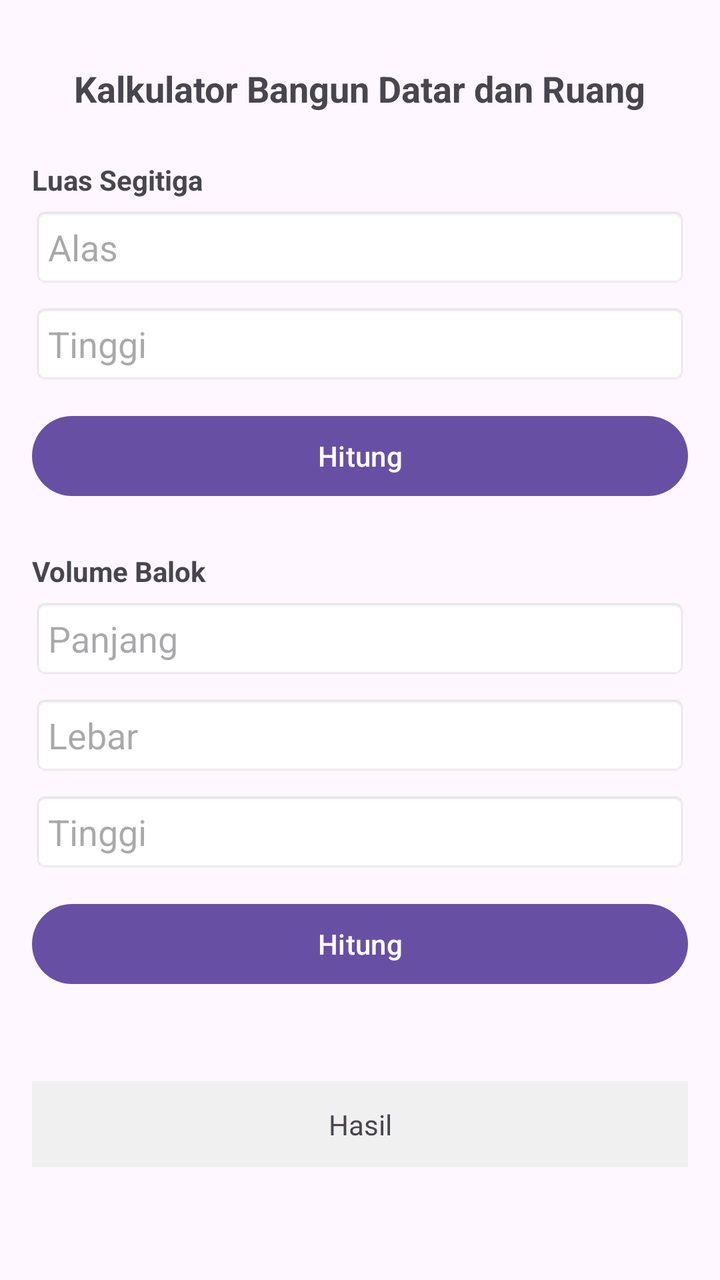
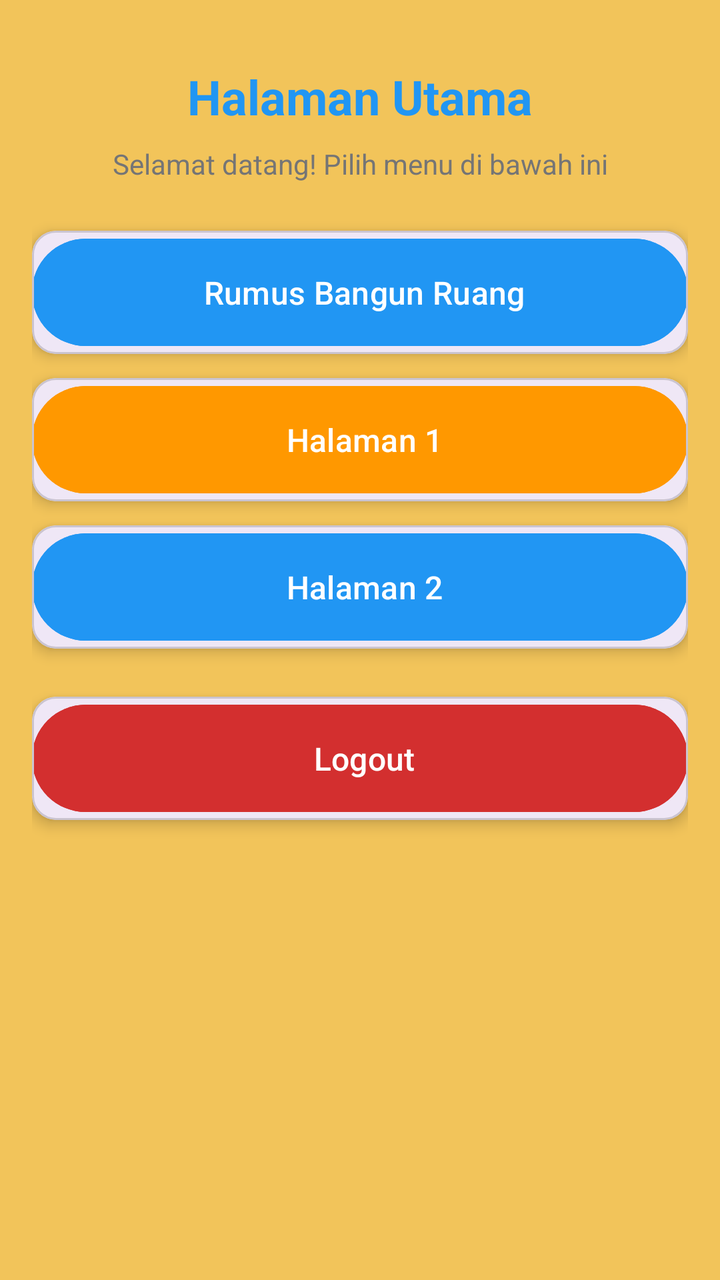

The first picture is an Android layout as it rendered before a commit; the second is the same layout after the commit. The layout source and the unified diff follow.
<!-- AndroidManifest.xml: application theme Theme.Amelcat -->
<!-- res/layout/activity_main.xml -->
<?xml version="1.0" encoding="utf-8"?>
<androidx.constraintlayout.widget.ConstraintLayout xmlns:android="http://schemas.android.com/apk/res/android"
    xmlns:app="http://schemas.android.com/apk/res-auto"
    xmlns:tools="http://schemas.android.com/tools"
    android:id="@+id/main"
    android:layout_width="match_parent"
    android:layout_height="match_parent"
    android:padding="16dp"
    tools:context=".MainActivity">

    <TextView
        android:id="@+id/tvJudul"
        android:layout_width="wrap_content"
        android:layout_height="wrap_content"
        android:text="Kalkulator Bangun Datar dan Ruang"
        android:textSize="18sp"
        android:textStyle="bold"
        app:layout_constraintEnd_toEndOf="parent"
        app:layout_constraintStart_toStartOf="parent"
        app:layout_constraintTop_toTopOf="parent"
        android:layout_marginTop="16dp"/>

    <TextView
        android:id="@+id/tvSegitiga"
        android:layout_width="wrap_content"
        android:layout_height="wrap_content"
        android:text="Luas Segitiga"
        android:textSize="14sp"
        android:textStyle="bold"
        app:layout_constraintStart_toStartOf="parent"
        app:layout_constraintTop_toBottomOf="@id/tvJudul"
        android:layout_marginTop="24dp"/>

    <EditText
        android:id="@+id/etAlas"
        android:layout_width="0dp"
        android:layout_height="wrap_content"
        android:hint="Alas"
        android:inputType="numberDecimal"
        android:padding="8dp"
        android:background="@android:drawable/editbox_background"
        app:layout_constraintEnd_toEndOf="parent"
        app:layout_constraintStart_toStartOf="parent"
        app:layout_constraintTop_toBottomOf="@id/tvSegitiga"
        android:layout_marginTop="4dp"/>

    <EditText
        android:id="@+id/etTinggi"
        android:layout_width="0dp"
        android:layout_height="wrap_content"
        android:hint="Tinggi"
        android:inputType="numberDecimal"
        android:padding="8dp"
        android:background="@android:drawable/editbox_background"
        app:layout_constraintEnd_toEndOf="parent"
        app:layout_constraintStart_toStartOf="parent"
        app:layout_constraintTop_toBottomOf="@id/etAlas"
        android:layout_marginTop="8dp"/>

    <Button
        android:id="@+id/btnSegitiga"
        android:layout_width="0dp"
        android:layout_height="wrap_content"
        android:text="Hitung"
        app:layout_constraintEnd_toEndOf="parent"
        app:layout_constraintStart_toStartOf="parent"
        app:layout_constraintTop_toBottomOf="@id/etTinggi"
        android:layout_marginTop="12dp"/>

    <TextView
        android:id="@+id/tvBalok"
        android:layout_width="wrap_content"
        android:layout_height="wrap_content"
        android:text="Volume Balok"
        android:textSize="14sp"
        android:textStyle="bold"
        app:layout_constraintStart_toStartOf="parent"
        app:layout_constraintTop_toBottomOf="@id/btnSegitiga"
        android:layout_marginTop="24dp"/>

    <EditText
        android:id="@+id/etPanjang"
        android:layout_width="0dp"
        android:layout_height="wrap_content"
        android:hint="Panjang"
        android:inputType="numberDecimal"
        android:padding="8dp"
        android:background="@android:drawable/editbox_background"
        app:layout_constraintEnd_toEndOf="parent"
        app:layout_constraintStart_toStartOf="parent"
        app:layout_constraintTop_toBottomOf="@id/tvBalok"
        android:layout_marginTop="4dp"/>

    <EditText
        android:id="@+id/etLebar"
        android:layout_width="0dp"
        android:layout_height="wrap_content"
        android:hint="Lebar"
        android:inputType="numberDecimal"
        android:padding="8dp"
        android:background="@android:drawable/editbox_background"
        app:layout_constraintEnd_toEndOf="parent"
        app:layout_constraintStart_toStartOf="parent"
        app:layout_constraintTop_toBottomOf="@id/etPanjang"
        android:layout_marginTop="8dp"/>

    <EditText
        android:id="@+id/etTinggiBalok"
        android:layout_width="0dp"
        android:layout_height="wrap_content"
        android:hint="Tinggi"
        android:inputType="numberDecimal"
        android:padding="8dp"
        android:background="@android:drawable/editbox_background"
        app:layout_constraintEnd_toEndOf="parent"
        app:layout_constraintStart_toStartOf="parent"
        app:layout_constraintTop_toBottomOf="@id/etLebar"
        android:layout_marginTop="8dp"/>

    <Button
        android:id="@+id/btnBalok"
        android:layout_width="0dp"
        android:layout_height="wrap_content"
        android:text="Hitung"
        app:layout_constraintEnd_toEndOf="parent"
        app:layout_constraintStart_toStartOf="parent"
        app:layout_constraintTop_toBottomOf="@id/etTinggiBalok"
        android:layout_marginTop="12dp"/>

    <TextView
        android:id="@+id/tvHasil"
        android:layout_width="0dp"
        android:layout_height="wrap_content"
        android:layout_marginTop="20dp"
        android:background="#F0F0F0"
        android:gravity="center"
        android:padding="12dp"
        android:text="Hasil"
        android:textSize="14sp"
        app:layout_constraintBottom_toBottomOf="parent"
        app:layout_constraintEnd_toEndOf="parent"
        app:layout_constraintStart_toStartOf="parent"
        app:layout_constraintTop_toBottomOf="@id/btnBalok"
        android:layout_marginBottom="16dp"/>

</androidx.constraintlayout.widget.ConstraintLayout>
<!-- resources referenced by this layout -->
<resources>
  <style name="Theme.Amelcat" parent="Base.Theme.Amelcat" />
  <style name="Base.Theme.Amelcat" parent="Theme.Material3.DayNight.NoActionBar">
          
          
      </style>
</resources>

<!-- the commit's change to res/layout/activity_main.xml (unified diff, before → after) -->
@@ -1,146 +1,140 @@
 <?xml version="1.0" encoding="utf-8"?>
-<androidx.constraintlayout.widget.ConstraintLayout xmlns:android="http://schemas.android.com/apk/res/android"
+<androidx.core.widget.NestedScrollView xmlns:android="http://schemas.android.com/apk/res/android"
     xmlns:app="http://schemas.android.com/apk/res-auto"
     xmlns:tools="http://schemas.android.com/tools"
-    android:id="@+id/main"
     android:layout_width="match_parent"
     android:layout_height="match_parent"
-    android:padding="16dp"
-    tools:context=".MainActivity">
+    android:background="#F2C45A"
+    tools:context=".tugasp4.MainActivity">
 
-    <TextView
-        android:id="@+id/tvJudul"
-        android:layout_width="wrap_content"
+    <androidx.constraintlayout.widget.ConstraintLayout
+        android:id="@+id/main"
+        android:layout_width="match_parent"
         android:layout_height="wrap_content"
-        android:text="Kalkulator Bangun Datar dan Ruang"
-        android:textSize="18sp"
-        android:textStyle="bold"
-        app:layout_constraintEnd_toEndOf="parent"
-        app:layout_constraintStart_toStartOf="parent"
-        app:layout_constraintTop_toTopOf="parent"
-        android:layout_marginTop="16dp"/>
+        android:padding="16dp">
 
-    <TextView
-        android:id="@+id/tvSegitiga"
-        android:layout_width="wrap_content"
-        android:layout_height="wrap_content"
-        android:text="Luas Segitiga"
-        android:textSize="14sp"
-        android:textStyle="bold"
-        app:layout_constraintStart_toStartOf="parent"
-        app:layout_constraintTop_toBottomOf="@id/tvJudul"
-        android:layout_marginTop="24dp"/>
+        <TextView
+            android:id="@+id/tvJudul"
+            android:layout_width="wrap_content"
+            android:layout_height="wrap_content"
+            android:text="Halaman Utama"
+            android:textSize="24sp"
+            android:textStyle="bold"
+            android:textColor="@color/primary"
+            app:layout_constraintEnd_toEndOf="parent"
+            app:layout_constraintStart_toStartOf="parent"
+            app:layout_constraintTop_toTopOf="parent"
+            android:layout_marginTop="16dp"/>
 
-    <EditText
-        android:id="@+id/etAlas"
-        android:layout_width="0dp"
-        android:layout_height="wrap_content"
-        android:hint="Alas"
-        android:inputType="numberDecimal"
-        android:padding="8dp"
-        android:background="@android:drawable/editbox_background"
-        app:layout_constraintEnd_toEndOf="parent"
-        app:layout_constraintStart_toStartOf="parent"
-        app:layout_constraintTop_toBottomOf="@id/tvSegitiga"
-        android:layout_marginTop="4dp"/>
+        <TextView
+            android:id="@+id/tvDeskripsi"
+            android:layout_width="wrap_content"
+            android:layout_height="wrap_content"
+            android:text="Selamat datang! Pilih menu di bawah ini"
+            android:textSize="14sp"
+            android:textColor="@color/text_secondary"
+            app:layout_constraintEnd_toEndOf="parent"
+            app:layout_constraintStart_toStartOf="parent"
+            app:layout_constraintTop_toBottomOf="@id/tvJudul"
+            android:layout_marginTop="8dp"/>
 
-    <EditText
-        android:id="@+id/etTinggi"
-        android:layout_width="0dp"
-        android:layout_height="wrap_content"
-        android:hint="Tinggi"
-        android:inputType="numberDecimal"
-        android:padding="8dp"
-        android:background="@android:drawable/editbox_background"
-        app:layout_constraintEnd_toEndOf="parent"
-        app:layout_constraintStart_toStartOf="parent"
-        app:layout_constraintTop_toBottomOf="@id/etAlas"
-        android:layout_marginTop="8dp"/>
+        
+        <com.google.android.material.card.MaterialCardView
+            android:id="@+id/cardRumus"
+            android:layout_width="0dp"
+            android:layout_height="wrap_content"
+            android:layout_marginTop="24dp"
+            app:cardCornerRadius="12dp"
+            app:cardElevation="4dp"
+            app:layout_constraintEnd_toEndOf="parent"
+            app:layout_constraintStart_toStartOf="parent"
+            app:layout_constraintTop_toBottomOf="@id/tvDeskripsi">
 
-    <Button
-        android:id="@+id/btnSegitiga"
-        android:layout_width="0dp"
-        android:layout_height="wrap_content"
-        android:text="Hitung"
-        app:layout_constraintEnd_toEndOf="parent"
-        app:layout_constraintStart_toStartOf="parent"
-        app:layout_constraintTop_toBottomOf="@id/etTinggi"
-        android:layout_marginTop="12dp"/>
+            <Button
+                android:id="@+id/btnRumus"
+                android:layout_width="match_parent"
+                android:layout_height="wrap_content"
+                android:text=" Rumus Bangun Ruang"
+                android:textSize="16sp"
+                android:padding="16dp"
+                android:backgroundTint="@color/primary"
+                style="@style/Widget.Material3.Button" />
 
-    <TextView
-        android:id="@+id/tvBalok"
-        android:layout_width="wrap_content"
-        android:layout_height="wrap_content"
-        android:text="Volume Balok"
-        android:textSize="14sp"
-        android:textStyle="bold"
-        app:layout_constraintStart_toStartOf="parent"
-        app:layout_constraintTop_toBottomOf="@id/btnSegitiga"
-        android:layout_marginTop="24dp"/>
+        </com.google.android.material.card.MaterialCardView>
 
-    <EditText
-        android:id="@+id/etPanjang"
-        android:layout_width="0dp"
-        android:layout_height="wrap_content"
-        android:hint="Panjang"
-        android:inputType="numberDecimal"
-        android:padding="8dp"
-        android:background="@android:drawable/editbox_background"
-        app:layout_constraintEnd_toEndOf="parent"
-        app:layout_constraintStart_toStartOf="parent"
-        app:layout_constraintTop_toBottomOf="@id/tvBalok"
-        android:layout_marginTop="4dp"/>
+        
+        <com.google.android.material.card.MaterialCardView
+            android:id="@+id/cardCustom1"
+            android:layout_width="0dp"
+            android:layout_height="wrap_content"
+            android:layout_marginTop="12dp"
+            app:cardCornerRadius="12dp"
+            app:cardElevation="4dp"
+            app:layout_constraintEnd_toEndOf="parent"
+            app:layout_constraintStart_toStartOf="parent"
+            app:layout_constraintTop_toBottomOf="@id/cardRumus">
 
-    <EditText
-        android:id="@+id/etLebar"
-        android:layout_width="0dp"
-        android:layout_height="wrap_content"
-        android:hint="Lebar"
-        android:inputType="numberDecimal"
-        android:padding="8dp"
-        android:background="@android:drawable/editbox_background"
-        app:layout_constraintEnd_toEndOf="parent"
-        app:layout_constraintStart_toStartOf="parent"
-        app:layout_constraintTop_toBottomOf="@id/etPanjang"
-        android:layout_marginTop="8dp"/>
+            <Button
+                android:id="@+id/btnCustom1"
+                android:layout_width="match_parent"
+                android:layout_height="wrap_content"
+                android:text=" Halaman 1"
+                android:textSize="16sp"
+                android:padding="16dp"
+                android:backgroundTint="@color/accent"
+                style="@style/Widget.Material3.Button" />
 
-    <EditText
-        android:id="@+id/etTinggiBalok"
-        android:layout_width="0dp"
-        android:layout_height="wrap_content"
-        android:hint="Tinggi"
-        android:inputType="numberDecimal"
-        android:padding="8dp"
-        android:background="@android:drawable/editbox_background"
-        app:layout_constraintEnd_toEndOf="parent"
-        app:layout_constraintStart_toStartOf="parent"
-        app:layout_constraintTop_toBottomOf="@id/etLebar"
-        android:layout_marginTop="8dp"/>
+        </com.google.android.material.card.MaterialCardView>
 
-    <Button
-        android:id="@+id/btnBalok"
-        android:layout_width="0dp"
-        android:layout_height="wrap_content"
-        android:text="Hitung"
-        app:layout_constraintEnd_toEndOf="parent"
-        app:layout_constraintStart_toStartOf="parent"
-        app:layout_constraintTop_toBottomOf="@id/etTinggiBalok"
-        android:layout_marginTop="12dp"/>
+        
+        <com.google.android.material.card.MaterialCardView
+            android:id="@+id/cardCustom2"
+            android:layout_width="0dp"
+            android:layout_height="wrap_content"
+            android:layout_marginTop="12dp"
+            app:cardCornerRadius="12dp"
+            app:cardElevation="4dp"
+            app:layout_constraintEnd_toEndOf="parent"
+            app:layout_constraintStart_toStartOf="parent"
+            app:layout_constraintTop_toBottomOf="@id/cardCustom1">
 
-    <TextView
-        android:id="@+id/tvHasil"
-        android:layout_width="0dp"
-        android:layout_height="wrap_content"
-        android:layout_marginTop="20dp"
-        android:background="#F0F0F0"
-        android:gravity="center"
-        android:padding="12dp"
-        android:text="Hasil"
-        android:textSize="14sp"
-        app:layout_constraintBottom_toBottomOf="parent"
-        app:layout_constraintEnd_toEndOf="parent"
-        app:layout_constraintStart_toStartOf="parent"
-        app:layout_constraintTop_toBottomOf="@id/btnBalok"
-        android:layout_marginBottom="16dp"/>
+            <Button
+                android:id="@+id/btnCustom2"
+                android:layout_width="match_parent"
+                android:layout_height="wrap_content"
+                android:text=" Halaman 2"
+                android:textSize="16sp"
+                android:padding="16dp"
+                android:backgroundTint="@color/primary"
+                style="@style/Widget.Material3.Button" />
 
-</androidx.constraintlayout.widget.ConstraintLayout>
+        </com.google.android.material.card.MaterialCardView>
+
+        
+        <com.google.android.material.card.MaterialCardView
+            android:id="@+id/cardLogout"
+            android:layout_width="0dp"
+            android:layout_height="wrap_content"
+            android:layout_marginTop="24dp"
+            app:cardCornerRadius="12dp"
+            app:cardElevation="4dp"
+            app:layout_constraintEnd_toEndOf="parent"
+            app:layout_constraintStart_toStartOf="parent"
+            app:layout_constraintTop_toBottomOf="@id/cardCustom2"
+            app:layout_constraintBottom_toBottomOf="parent"
+            android:layout_marginBottom="16dp">
+
+            <Button
+                android:id="@+id/btnLogout"
+                android:layout_width="match_parent"
+                android:layout_height="wrap_content"
+                android:text=" Logout"
+                android:textSize="16sp"
+                android:padding="16dp"
+                android:backgroundTint="@color/error"
+                style="@style/Widget.Material3.Button" />
+
+        </com.google.android.material.card.MaterialCardView>
+
+    </androidx.constraintlayout.widget.ConstraintLayout>
+</androidx.core.widget.NestedScrollView>
<!-- resource entries referenced after the edit -->
@@ -1,5 +1,9 @@
 <!-- resources referenced by this layout -->
 <resources>
+  <color name="accent">#FF9800</color>
+  <color name="error">#D32F2F</color>
+  <color name="primary">#2196F3</color>
+  <color name="text_secondary">#757575</color>
   <style name="Theme.Amelcat" parent="Base.Theme.Amelcat" />
   <style name="Base.Theme.Amelcat" parent="Theme.Material3.DayNight.NoActionBar">
           
